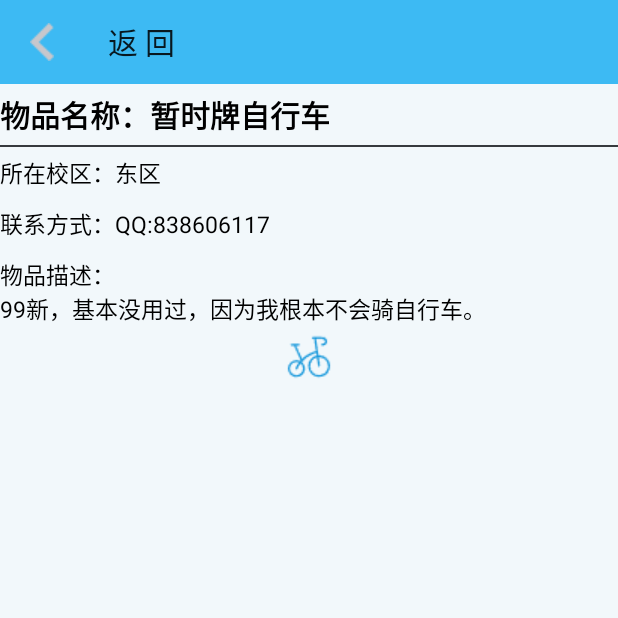
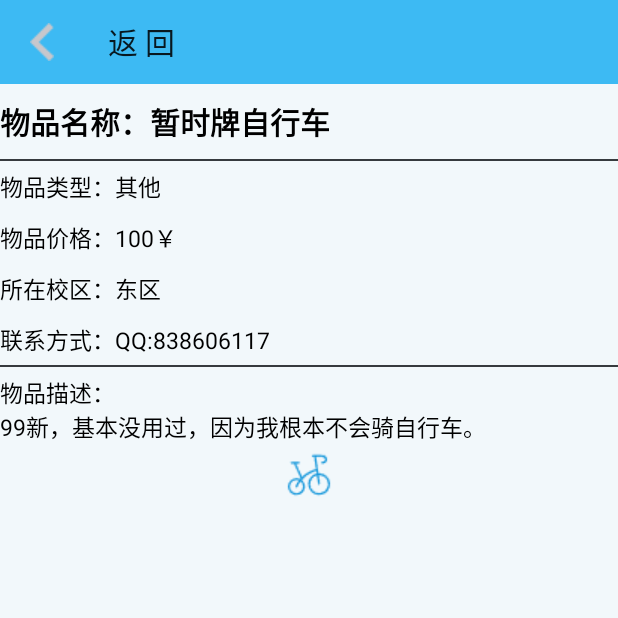
Before and after one commit to smoooom/second-hand-goods, an Android app: the GoodsDetailActivity screen opened directly, with no data from a screen before it, on a phone screen of 412 x 824 dp, the top half of it. Run offline under Robolectric (Android 15) with nearby library versions, the phone set to English and light mode, and no system bars.

Commit message:
修复了商品详情页的展示

```diff
--- a/app/src/main/java/com/example/myapplication/activity/GoodsDetailActivity.java
+++ b/app/src/main/java/com/example/myapplication/activity/GoodsDetailActivity.java
@@ -3,11 +3,17 @@ package com.example.myapplication.activity;
 import androidx.appcompat.app.AppCompatActivity;
 
 import android.content.Intent;
+import android.database.Cursor;
+import android.database.sqlite.SQLiteDatabase;
+import android.graphics.Bitmap;
+import android.graphics.BitmapFactory;
 import android.os.Bundle;
 import android.view.View;
 import android.widget.ImageView;
 import android.widget.TextView;
 
+import com.example.myapplication.DataBase.DBUtil;
+import com.example.myapplication.MainActivity;
 import com.example.myapplication.R;
 import com.example.myapplication.Bean.GoodsBean;
 
@@ -24,23 +30,64 @@ public class GoodsDetailActivity extends AppCompatActivity {
         TextView goodsAddressTextView = findViewById(R.id.goods_detail_goods_address);
         TextView goodsContactTextView = findViewById(R.id.goods_detail_goods_contact);
         TextView goodsDescribeTextView = findViewById(R.id.goods_detail_goods_describe);
+        TextView goodsPriceTextView = findViewById(R.id.goods_detail_goods_price);
+        TextView goodsTypeTextView = findViewById(R.id.goods_detail_goods_type);
+
         ImageView goodsImageView = findViewById(R.id.goods_detail_goods_picture);
 
         Intent intent = getIntent();
         if (intent != null) {
-//            GoodsBean selectedGoods = (GoodsBean) intent.getSerializableExtra("selectedGoods");
-//            // 根据商品数据更新物品详情页的视图
-//
-//            if (selectedGoods != null) {
-//                // 设置商品详细信息的文本视图和图像视图内容
-//                goodsNameTextView.setText("物品名称：" + selectedGoods.getG_name());
-//                goodsAddressTextView.setText("所在校区：" + selectedGoods.getS_address());
-//                goodsContactTextView.setText("联系方式：" + selectedGoods.getS_contact());
-//                goodsDescribeTextView.setText("物品描述：" + selectedGoods.getG_describe());
-//                // 设置图片，如果有的话
-//                // goodsImageView.setImageBitmap(...);
-//            }
+            // 从 Intent 中获取传递的 g_id
+            Integer selectedGoodsId = intent.getIntExtra("selectedGoods", 0);
+
+            // 打开数据库连接
+            DBUtil dbUtil = new DBUtil(GoodsDetailActivity.this);
+            SQLiteDatabase db = dbUtil.getWritableDatabase();//获取数据库连接
+            DBUtil.db=db;
+
+            // 查询数据库，使用 selectedGoodsId 作为条件
+            Cursor result = db.rawQuery("select * from goods INNER JOIN user ON goods.s_id = user.s_id where g_id=?", new String[] {selectedGoodsId.toString()});
+            if (result.moveToFirst()) {
+                // 从查询结果中获取商品数据
+                String s_id = result.getString(1);
+                String g_price = result.getString(2);
+                String g_name = result.getString(3);
+                String g_type = result.getString(4);
+                String g_describe = result.getString(5);
+                byte[] g_picture = result.getBlob(6);
+                String s_contact = result.getString(9);
+                String s_address = result.getString(10);
+
+                // 设置商品详细信息的文本视图内容
+                goodsNameTextView.setText("物品名称：" + g_name);
+                switch (s_address) {
+                    case "east":
+                        goodsAddressTextView.setText("所在校区：东区");
+                        break;
+                    case "west":
+                        goodsAddressTextView.setText("所在校区：西区");
+                        break;
+                    case "mid":
+                        goodsAddressTextView.setText("所在校区：中区");
+                        break;
+                    case "high":
+                        goodsAddressTextView.setText("所在校区：高新区");
+                        break;
+                }
+                goodsContactTextView.setText("联系方式：" + s_contact);
+                goodsDescribeTextView.setText("物品描述：" + g_describe);
+                goodsPriceTextView.setText("物品价格：" + g_price);
+                goodsTypeTextView.setText("物品类型：" + g_type);
+                if (g_picture != null){
+                    Bitmap bitmap = BitmapFactory.decodeByteArray(g_picture, 0, g_picture.length); // 将 BLOB 数据转换为 Bitmap
+                    goodsImageView.setImageBitmap(bitmap); // 显示图像
+                }
+            }
+
+            result.close(); // 关闭游标
+            db.close(); // 关闭数据库连接
         }
+
         androidx.appcompat.widget.Toolbar toolbar = findViewById(R.id.goods_detail_toolbar);
         toolbar.setNavigationOnClickListener(new View.OnClickListener() {
             @Override
@@ -48,6 +95,5 @@ public class GoodsDetailActivity extends AppCompatActivity {
                 finish(); // 返回上一个界面
             }
         });
-
     }
 }
--- a/app/src/main/java/com/example/myapplication/activity/UserActivity.java
+++ b/app/src/main/java/com/example/myapplication/activity/UserActivity.java
@@ -151,11 +151,11 @@ public class UserActivity extends AppCompatActivity {
             @Override
             public void onItemClick(AdapterView<?> parent, View view, int position, long id) {
                 // 获取用户点击的商品
-                Integer selectedGoods = selectedItems.get(position).getG_id();
+                Integer selectedGoodsId = selectedItems.get(position).getG_id();
                 // 创建意图用于启动物品详情页的Activity
                 Intent intent = new Intent(UserActivity.this, GoodsDetailActivity.class);
                 // 传递商品数据给详情页
-                intent.putExtra("selectedGoods", selectedGoods);
+                intent.putExtra("selectedGoods", selectedGoodsId);
                 startActivity(intent);
                 System.out.println(123);
             }
--- a/app/src/main/res/layout/activity_goods_detail.xml
+++ b/app/src/main/res/layout/activity_goods_detail.xml
@@ -24,8 +24,8 @@
         android:layout_width="match_parent"
         android:layout_height="wrap_content"
         android:backgroundTint="#FFFFFF"
-        android:paddingTop="5dp"
-        android:paddingBottom="5dp"
+        android:paddingTop="10dp"
+        android:paddingBottom="10dp"
         android:text="物品名称：暂时牌自行车"
         android:textColor="#000000"
         android:textSize="20sp"
@@ -36,6 +36,31 @@
         android:layout_width="match_parent"
         android:layout_height="1dp"
         android:background="#363A3E" />
+
+    <TextView
+        android:id="@+id/goods_detail_goods_type"
+        android:layout_width="match_parent"
+        android:layout_height="wrap_content"
+        android:backgroundTint="#FFFFFF"
+        android:paddingTop="5dp"
+        android:paddingBottom="5dp"
+        android:text="物品类型：其他"
+        android:textColor="#000000"
+        android:textSize="15sp"
+        tools:ignore="HardcodedText" />
+
+    <TextView
+        android:id="@+id/goods_detail_goods_price"
+        android:layout_width="match_parent"
+        android:layout_height="wrap_content"
+        android:backgroundTint="#FFFFFF"
+        android:paddingTop="5dp"
+        android:paddingBottom="5dp"
+        android:text="物品价格：100￥"
+        android:textColor="#000000"
+        android:textSize="15sp"
+        tools:ignore="HardcodedText" />
+
 
     <TextView
         android:id="@+id/goods_detail_goods_address"
@@ -61,6 +86,11 @@
         android:textSize="15sp"
         tools:ignore="HardcodedText" />
 
+    <View
+        android:layout_width="match_parent"
+        android:layout_height="1dp"
+        android:background="#363A3E" />
+
     <TextView
         android:id="@+id/goods_detail_goods_describe"
         android:layout_width="match_parent"
```
